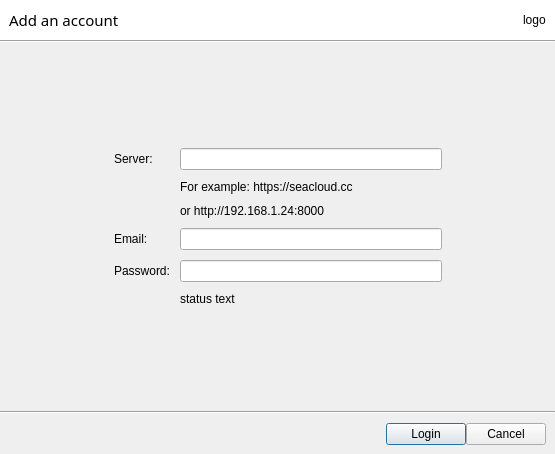
Above: ui/login-dialog.ui from haiwen/seafile-client before the change. Below: the same form after it.
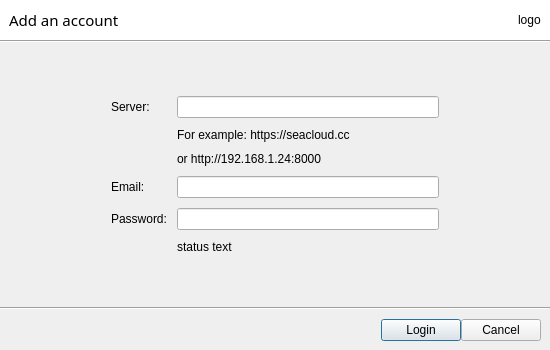
That is the form after the change.

Commit message: improve init/login dialog size

Patch:
```diff
--- a/ui/login-dialog.ui
+++ b/ui/login-dialog.ui
@@ -6,8 +6,8 @@
    <rect>
     <x>0</x>
     <y>0</y>
-    <width>555</width>
-    <height>454</height>
+    <width>550</width>
+    <height>350</height>
    </rect>
   </property>
   <property name="windowTitle">
```
The commit also changes 1 other file.
